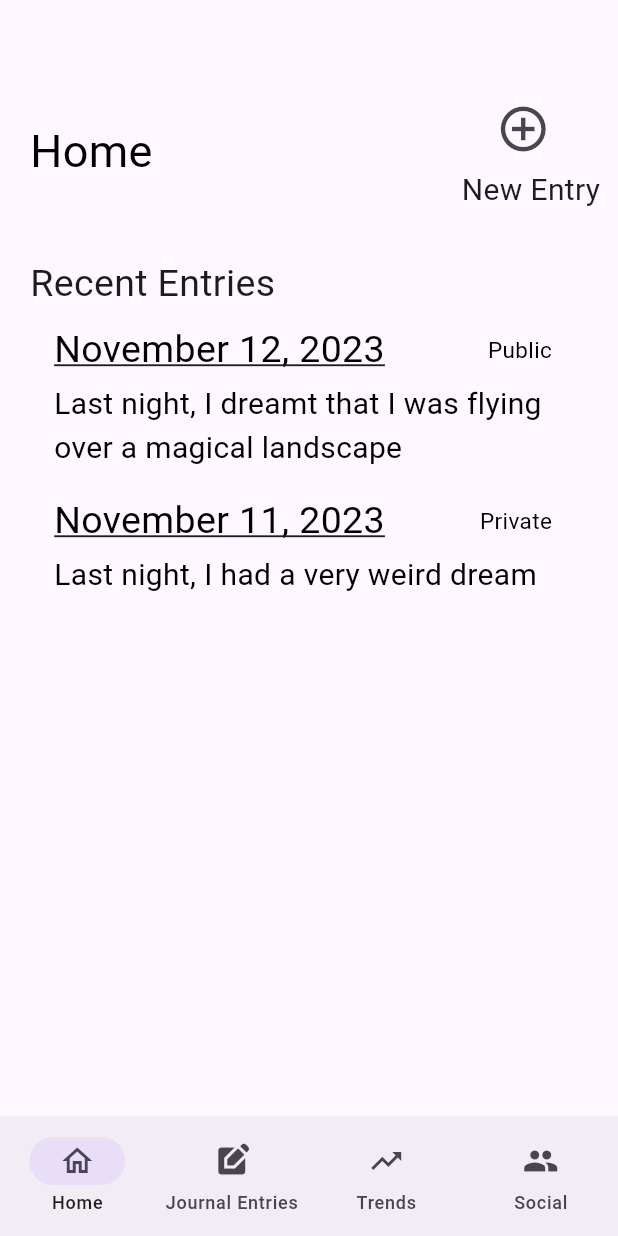
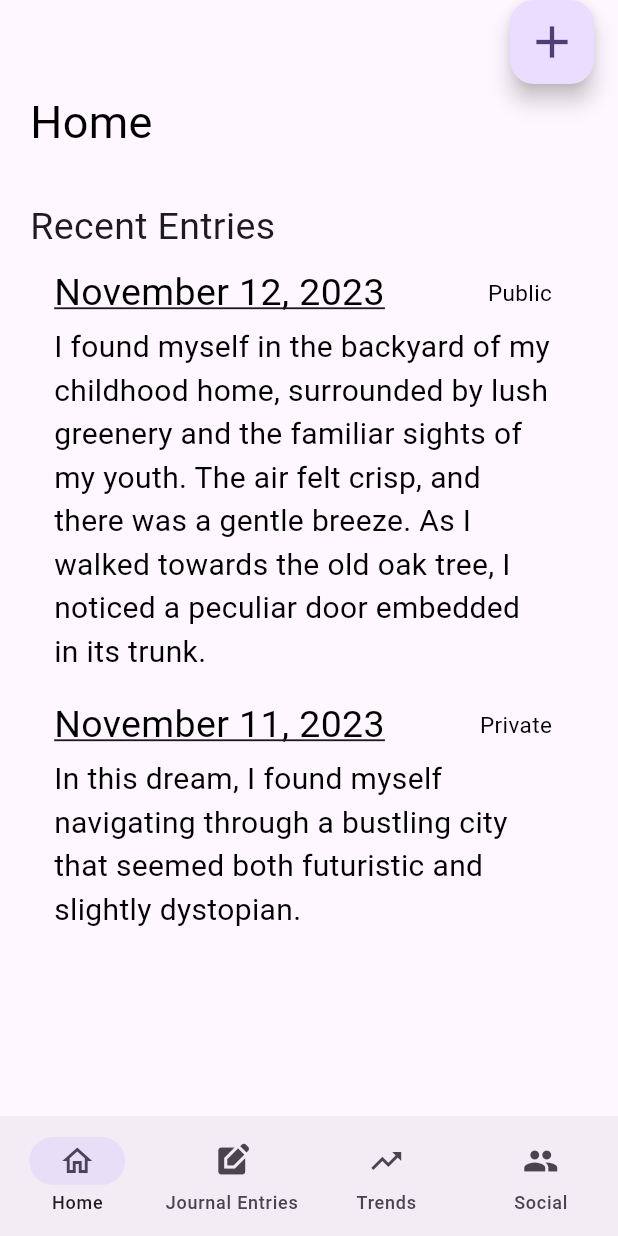
Before and after one commit to bschuman2002/social_dream_journal, a Flutter app: the screen it shows after launch, on a phone screen of 412 x 824 dp. Run offline on Flutter 3.47's test engine with Material 2 defaults, Android fonts, the phone set to English and light mode, and no system bars; missing offline and left inert: dart:ffi.

Commit message:
Final push before demo

```diff
--- a/lib/main.dart
+++ b/lib/main.dart
@@ -12,7 +12,10 @@ void main() {
     "id": 1,
     "userID": 1,
     "date": "2023-11-12T08:00:00Z",
-    "text": "Last night, I dreamt that I was flying over a magical landscape",
+    "text": "I found myself in the backyard of my childhood home, surrounded by "
+        "lush greenery and the familiar sights of my youth. The air felt crisp, "
+        "and there was a gentle breeze. As I walked towards the old oak tree, "
+        "I noticed a peculiar door embedded in its trunk.",
     "sleepScore": 6,
     "privacy": "true"
   };
@@ -21,7 +24,8 @@ void main() {
     "id": 2,
     "userID": 1,
     "date": "2023-11-11T08:00:00Z",
-    "text": "Last night, I had a very weird dream",
+    "text": "In this dream, I found myself navigating through a bustling city"
+        " that seemed both futuristic and slightly dystopian.",
     "sleepScore": 7,
     "privacy": "false"
   };
@@ -76,6 +80,7 @@ class MyApp extends StatelessWidget {
         })
       ],
       child: MaterialApp(
+        debugShowCheckedModeBanner: false,
           home: HomeView(),
           theme: ThemeData(
             colorScheme: ColorScheme.fromSeed(seedColor: Colors.deepPurple),
--- a/lib/views/create_journal_entry_view.dart
+++ b/lib/views/create_journal_entry_view.dart
@@ -32,7 +32,9 @@ class _create_journal_entry_view extends State<create_journal_entry_view> {
 
   @override
   Widget build(BuildContext context) {
-    return Scaffold(
+    return Hero(
+        tag: "create",
+        child: Scaffold(
           appBar: _appBar(context),
           body: SingleChildScrollView(
             child: Column(
@@ -54,14 +56,13 @@ class _create_journal_entry_view extends State<create_journal_entry_view> {
             ),
           ),
           bottomNavigationBar: const NavBar(pageIndex: 0),
-    );
+        ));
   }
 
   Padding _checkbox() {
     return Padding(
       padding: const EdgeInsets.only(left: 10, bottom: 15),
-            child: Row(
-                children: [
+      child: Row(children: [
         Row(
           mainAxisAlignment: MainAxisAlignment.center,
           children: [
@@ -80,8 +81,7 @@ class _create_journal_entry_view extends State<create_journal_entry_view> {
             ),
           ],
         )
-                ]
-            ),
+      ]),
     );
   }
 
@@ -112,17 +112,24 @@ class _create_journal_entry_view extends State<create_journal_entry_view> {
     return ElevatedButton(
       onPressed: () {
         JournalEntry newEntry = JournalEntry(
-            id: Provider.of<JournalListProvider>(context, listen: false).allEntries.length + 1,
-            userId: Provider.of<JournalListProvider>(context, listen: false).currentUser.id,
+            id: Provider.of<JournalListProvider>(context, listen: false)
+                    .allEntries
+                    .length +
+                1,
+            userId: Provider.of<JournalListProvider>(context, listen: false)
+                .currentUser
+                .id,
             date: DateTime.parse(dateInput.text),
             privacy: checkboxValue,
             sleepScore: int.parse(_sleepscore.text),
             text: _Textcontroller.text);
-        Provider.of<JournalListProvider>(context, listen: false).addEntry(newEntry);
+        Provider.of<JournalListProvider>(context, listen: false)
+            .addEntry(newEntry);
         Navigator.push(
           context,
           MaterialPageRoute(
-                builder: (context) => journal_entry_view(entry: JournalEntryViewModel(journalEntry: newEntry))),
+              builder: (context) => journal_entry_view(
+                  entry: JournalEntryViewModel(journalEntry: newEntry))),
         );
       },
       child: Text("Submit Dream"),
--- a/lib/views/home_view.dart
+++ b/lib/views/home_view.dart
@@ -17,9 +17,15 @@ class HomeView extends StatelessWidget {
         now.month == date.month &&
         now.day == date.day) {
       return 'Today';
-    } else if (now.subtract(Duration(days: 1)).year == date.year &&
-        now.subtract(Duration(days: 1)).month == date.month &&
-        now.subtract(Duration(days: 1)).day == date.day) {
+    } else if (now
+        .subtract(Duration(days: 1))
+        .year == date.year &&
+        now
+            .subtract(Duration(days: 1))
+            .month == date.month &&
+        now
+            .subtract(Duration(days: 1))
+            .day == date.day) {
       return 'Yesterday';
     } else {
       return DateFormat('MMMM d, yyyy').format(date);
@@ -37,11 +43,15 @@ class HomeView extends StatelessWidget {
   @override
   Widget build(BuildContext context) {
     List<JournalEntryViewModel> userEntries =
-        Provider.of<JournalListProvider>(context).userJournalViewModels
+    Provider
+        .of<JournalListProvider>(context)
+        .userJournalViewModels
         .toList()
       ..sort((a, b) => b.date.compareTo(a.date));
 
     return Scaffold(
+      floatingActionButtonLocation: FloatingActionButtonLocation.endTop,
+        floatingActionButton: _FloatingActionButton(context),
         body: Column(crossAxisAlignment: CrossAxisAlignment.start, children: [
           _homeAndAdd(context),
           SizedBox(height: 30),
@@ -53,16 +63,9 @@ class HomeView extends StatelessWidget {
         bottomNavigationBar: const NavBar(pageIndex: 0));
   }
 
-  Row _homeAndAdd(BuildContext context) {
-    return Row(children: [
-      _homeTitleList(),
-      Padding(
-          padding: EdgeInsets.only(left: 190.0, top: 60.0),
-          child: Column(children: [
-            Padding(
-                padding: EdgeInsets.only(right: 20),
-                child: IconButton(
-                  icon: Icon(Icons.add_circle_outline, size: 36),
+  FloatingActionButton _FloatingActionButton(BuildContext context) {
+    return FloatingActionButton(
+        heroTag: "create",
           onPressed: () {
             Navigator.push(
               context,
@@ -70,11 +73,36 @@ class HomeView extends StatelessWidget {
                   builder: (context) => create_journal_entry_view()),
             );
           },
-                )),
-            Padding(
-                padding: EdgeInsets.only(right: 10),
-                child: Text("New Entry", style: TextStyle(fontSize: 20)))
-          ]))
+        child: Icon(Icons.add, size: 36,),
+        hoverElevation: 50,
+      );
+  }
+
+  Row _homeAndAdd(BuildContext context) {
+    return Row(children: [
+      _homeTitleList(),
+      // Padding(
+      //     padding: EdgeInsets.only(left: 190.0, top: 60.0),
+      //     child: Column(children: [
+      //       Padding(
+      //           padding: EdgeInsets.only(right: 30),
+      //           child:
+      //           IconButton(
+      //             icon: Icon(Icons.add_circle_outline, size: 36),
+      //             onPressed: () {
+      //               Navigator.push(
+      //                 context,
+      //                 MaterialPageRoute(
+      //                     builder: (context) => create_journal_entry_view()),
+      //               );
+      //             },
+      //           )
+      //       ),
+            // Padding(
+            //     padding: EdgeInsets.only(right: 10),
+            //     child: Text("Add Entry", style: TextStyle(fontSize: 20)))
+          //])
+     // )
     ]);
   }
 
--- a/lib/views/journal_entry_view.dart
+++ b/lib/views/journal_entry_view.dart
@@ -128,6 +128,7 @@ class journal_entry_view extends StatelessWidget {
               style: TextStyle(
                   color: Colors.grey,
                   decoration: TextDecoration.underline,
+                  decorationColor: Colors.grey,
                   fontSize: 16
               )
           ),
```
Lines whose indentation alone changed are shown as unchanged.
